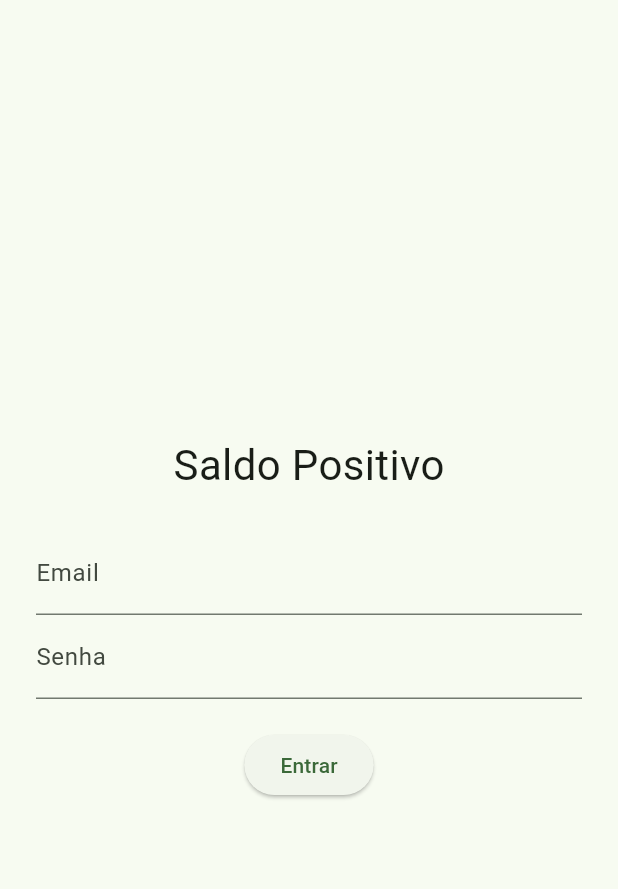
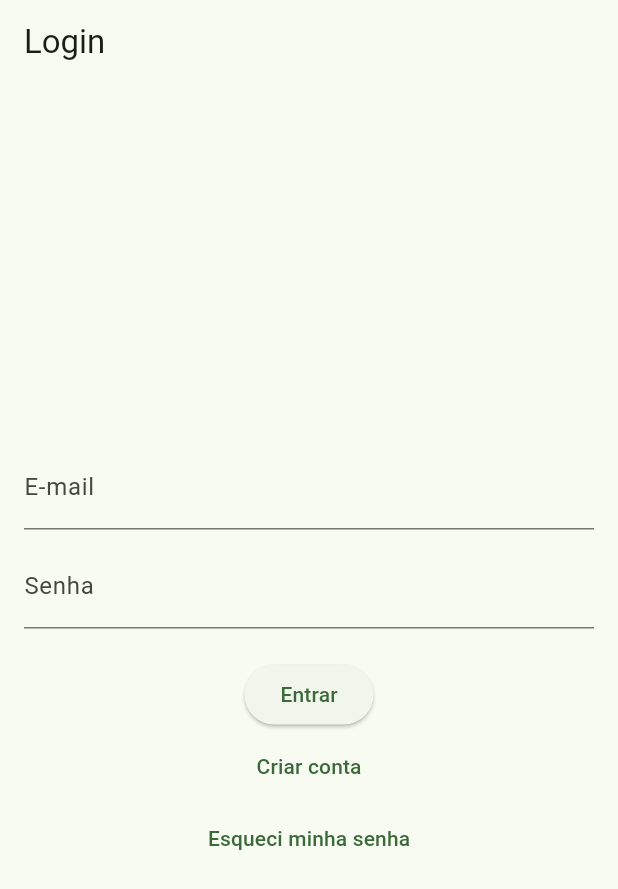
Before and after one commit to Lucas-Passos/saldo_positivo, a Flutter app: the screen it shows after launch, on a phone screen of 412 x 824 dp. Shown: the top 889 px of the screen. Run offline on Flutter 3.47's test engine with Material 3 defaults, Android fonts, the phone set to English and light mode, and no system bars; our stand-ins replace fl_chart, hive, hive_flutter; accounts and stored records are empty.

Commit message:
feat: Add user authentication with login, registration, and password recovery features using Hive

```diff
--- /dev/null
+++ b/lib/hive/hive_config.dart
@@ -0,0 +1,15 @@
+import 'package:hive/hive.dart';
+import '../models/user_model.dart';
+
+class HiveConfig {
+  static const String usersBox = 'usersBox';
+  static const String sessionBox = 'sessionBox';
+
+  static Future<void> openBoxes() async {
+    await Hive.openBox<User>(usersBox);
+    await Hive.openBox(sessionBox);
+  }
+
+  static Box<User> getUsersBox() => Hive.box<User>(usersBox);
+  static Box getSessionBox() => Hive.box(sessionBox);
+}
--- /dev/null
+++ b/lib/models/user_model.dart
@@ -0,0 +1,17 @@
+import 'package:hive/hive.dart';
+
+part 'user_model.g.dart';
+
+@HiveType(typeId: 0)
+class User extends HiveObject {
+  @HiveField(0)
+  String name;
+
+  @HiveField(1)
+  String email;
+
+  @HiveField(2)
+  String password;
+
+  User({required this.name, required this.email, required this.password});
+}
--- a/lib/screens/login_screen.dart
+++ b/lib/screens/login_screen.dart
@@ -1,4 +1,9 @@
 import 'package:flutter/material.dart';
+import '../hive/hive_config.dart';
+import '../models/user_model.dart';
+import 'register_screen.dart';
+import 'recover_screen.dart';
+import 'home_screen.dart';
 
 class LoginScreen extends StatefulWidget {
   const LoginScreen({super.key});
@@ -8,38 +13,87 @@ class LoginScreen extends StatefulWidget {
 }
 
 class _LoginScreenState extends State<LoginScreen> {
-  final _emailController = TextEditingController();
-  final _senhaController = TextEditingController();
+  final emailController = TextEditingController();
+  final passwordController = TextEditingController();
+
+  @override
+  void initState() {
+    super.initState();
+    WidgetsBinding.instance.addPostFrameCallback((_) {
+      _checkSession();
+    });
+  }
+
+  void _checkSession() {
+    final session = HiveConfig.getSessionBox();
+    final loggedEmail = session.get('loggedEmail');
+    if (loggedEmail != null) {
+      _showMessage('Bem-vindo de volta, $loggedEmail!');
+    }
+  }
 
   void _login() {
-    // Login simples (sem backend, apenas navegação)
-    Navigator.pushReplacementNamed(context, '/home');
+    final usersBox = HiveConfig.getUsersBox();
+    final email = emailController.text.trim();
+    final password = passwordController.text;
+
+    final user = usersBox.values.firstWhere(
+      (u) => u.email == email && u.password == password,
+      orElse: () => User(name: '', email: '', password: ''),
+    );
+
+    if (user.email.isNotEmpty) {
+      HiveConfig.getSessionBox().put('loggedEmail', user.email);
+
+      Navigator.pushReplacement(
+        context,
+        MaterialPageRoute(builder: (_) => const HomeScreen()),
+      );
+    } else {
+      _showMessage('Usuário ou senha inválidos.');
+    }
+  }
+
+  void _showMessage(String text) {
+    ScaffoldMessenger.of(context).showSnackBar(SnackBar(content: Text(text)));
   }
 
   @override
   Widget build(BuildContext context) {
     return Scaffold(
+      appBar: AppBar(title: const Text('Login')),
       body: Padding(
-        padding: const EdgeInsets.all(24),
-        child: Center(
+        padding: const EdgeInsets.all(16),
         child: Column(
           mainAxisAlignment: MainAxisAlignment.center,
           children: [
-              const Text('Saldo Positivo', style: TextStyle(fontSize: 28)),
-              const SizedBox(height: 24),
             TextField(
-                controller: _emailController,
-                decoration: const InputDecoration(labelText: 'Email'),
+              controller: emailController,
+              decoration: const InputDecoration(labelText: 'E-mail'),
             ),
+            const SizedBox(height: 10),
             TextField(
-                controller: _senhaController,
+              controller: passwordController,
               decoration: const InputDecoration(labelText: 'Senha'),
               obscureText: true,
             ),
             const SizedBox(height: 20),
             ElevatedButton(onPressed: _login, child: const Text('Entrar')),
+            TextButton(
+              onPressed: () => Navigator.push(
+                context,
+                MaterialPageRoute(builder: (_) => const RegisterScreen()),
+              ),
+              child: const Text('Criar conta'),
+            ),
+            TextButton(
+              onPressed: () => Navigator.push(
+                context,
+                MaterialPageRoute(builder: (_) => const RecoverScreen()),
+              ),
+              child: const Text('Esqueci minha senha'),
+            ),
           ],
-          ),
         ),
       ),
     );
--- a/lib/screens/receita_screen.dart
+++ b/lib/screens/receita_screen.dart
@@ -88,7 +88,6 @@ class _ReceitaScreenState extends State<ReceitaScreen> {
                         ),
                         const SizedBox(height: 10),
 
-                        // Lista interna não-rolável (o SingleChildScrollView faz a rolagem)
                         ListView.builder(
                           shrinkWrap: true,
                           physics: const NeverScrollableScrollPhysics(),
--- a/lib/screens/resultado_screen.dart
+++ b/lib/screens/resultado_screen.dart
@@ -211,7 +211,7 @@ class _ResultadoScreenState extends State<ResultadoScreen> {
 
                     const SizedBox(height: 20),
 
-                    // GRÁFICOS — sem alteração
+                    // GRÁFICOS
                     SizedBox(
                       height: 300,
                       child: PageView(
```
Also changed, not shown: lib/main.dart (+4 -3 lines), lib/screens/home_screen.dart (+28 -0 lines), lib/screens/recover_screen.dart (added, +58 -0 lines), lib/screens/register_screen.dart (added, +78 -0 lines), lib/models/user_model.g.dart (added). Lines whose indentation alone changed are shown as unchanged.
